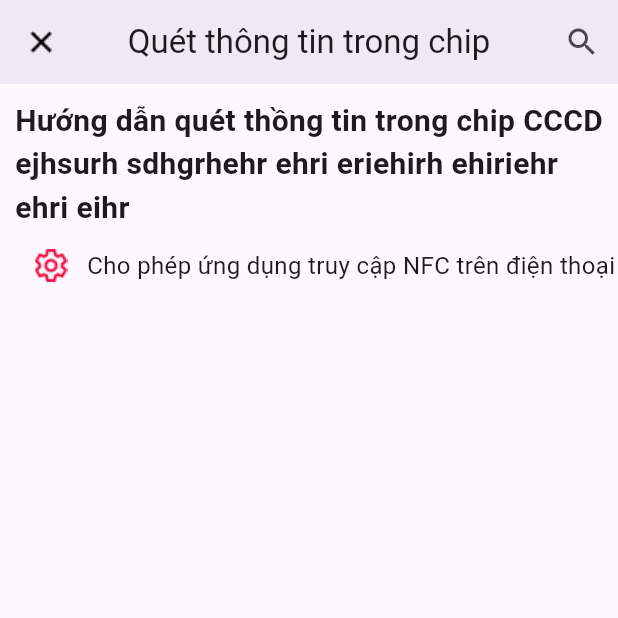
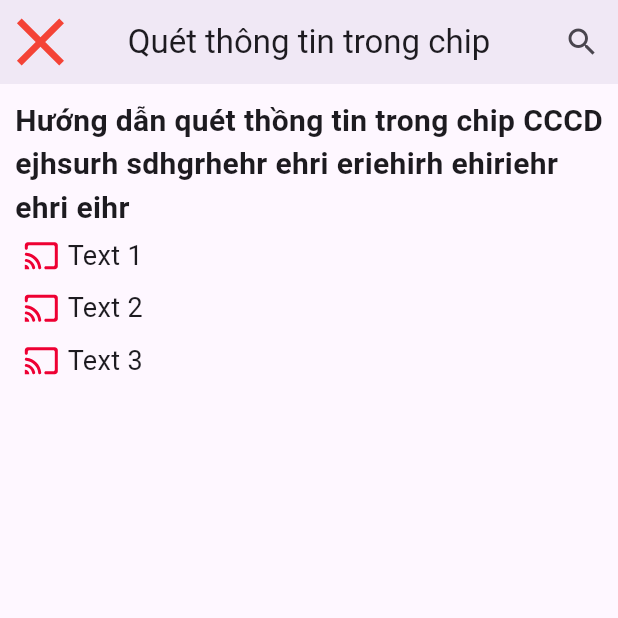
Before and after one commit to sunlight3d/KhoahocFlutterVTCC08-2023, a Flutter app: the screen it shows after launch, on a phone screen of 412 x 824 dp, the top half of it. Run offline on Flutter 3.47's test engine with Material 2 defaults, Android fonts, the phone set to English and light mode, and no system bars; our stand-ins replace flutter_svg.

Commit message:
add code

```diff
--- a/myapp/lib/constants/app_icons.dart
+++ b/myapp/lib/constants/app_icons.dart
@@ -1,7 +1,6 @@
 class AppIcons {
-  static const String ICON_CLOSE = 'assets/icons/close.png';
-  static const String ICON_SETTING = 'assets/icons/setting.png';
-  static const String ICON_SCREEN = 'assets/icons/screen.png';
+  static const String ICON_CLOSE = 'assets/icons/close.svg';
+  static const String ICON_SETTING = 'assets/icons/setting.svg';
+  static const String ICON_SCREEN = 'assets/icons/screen.svg';
   static const String ICON_CLOCK = 'assets/icons/clock.png';
-
 }
--- /dev/null
+++ b/myapp/lib/constants/text_styles.dart
@@ -0,0 +1,7 @@
+import 'package:flutter/material.dart';
+
+class TextStyles {
+  static const TextStyle small = TextStyle(fontSize: 16, fontWeight: FontWeight.normal);
+  static const TextStyle normal = TextStyle(fontSize: 18, fontWeight: FontWeight.normal);
+  static const TextStyle big = TextStyle(fontSize: 20, fontWeight: FontWeight.bold);
+}
--- a/myapp/lib/screens/nfc_scanning_guide/index.dart
+++ b/myapp/lib/screens/nfc_scanning_guide/index.dart
@@ -1,6 +1,8 @@
 
 import 'package:flutter/material.dart';
+import 'package:myapp/constants/text_styles.dart';
 import 'package:myapp/constants/app_icons.dart';
+import 'package:flutter_svg/flutter_svg.dart';
 
 class NFCScanningGuide extends StatefulWidget {
   const NFCScanningGuide({super.key});
@@ -8,18 +10,38 @@ class NFCScanningGuide extends StatefulWidget {
   @override
   State<NFCScanningGuide> createState() => _NFCScanningGuideState();
 }
+class ListItem {
+  final String icon;
+  final String title;
 
+  ListItem(this.icon, this.title);
+}
 class _NFCScanningGuideState extends State<NFCScanningGuide> {
+  final List<ListItem> yourList = [
+    ListItem(AppIcons.ICON_SCREEN, 'Text 1'),
+    ListItem(AppIcons.ICON_SCREEN, 'Text 2'),
+    ListItem(AppIcons.ICON_SCREEN, 'Text 3'),
+  ];
   @override
   Widget build(BuildContext context) {
     return Scaffold(
       appBar: AppBar(
         elevation: 4,
-        leading: IconButton(
-          icon: Image.asset(AppIcons.ICON_CLOSE), // Hình ảnh bên trái
-          onPressed: () {
-            // Xử lý khi ấn vào hình ảnh bên trái
-            print('haha');
+        leading: Builder(
+          builder: (BuildContext context) {
+            return InkWell(
+              child: Container(
+                child: SvgPicture.asset(
+                  AppIcons.ICON_CLOSE,
+                  colorFilter: const ColorFilter.mode(Colors.red, BlendMode.srcIn),
+                ),
+                width: 10,
+                height: 10,
+              ),
+              onTap: (){
+                print("haha");
+              },
+            );
           },
         ),
         centerTitle: true,
@@ -41,22 +63,10 @@ class _NFCScanningGuideState extends State<NFCScanningGuide> {
             children: [
               Text(
                 'Hướng dẫn quét thồng tin trong chip CCCD ejhsurh sdhgrhehr ehri eriehirh ehiriehr ehri eihr',
-                style: TextStyle(fontSize: 20, fontWeight: FontWeight.bold),
+                style: TextStyles.big,
               ),
-              Row(
-                children: [
-                  IconButton(
-                    icon: Image.asset(AppIcons.ICON_SETTING), // Hình ảnh bên trái
-                    onPressed: () {
-                      // Xử lý khi ấn vào hình ảnh bên trái
-                      print('haha');
-                    },
-                  ),
-                  Text(
-                      'Cho phép ứng dụng truy cập NFC trên điện thoại',
-                      style: TextStyle(fontSize: 16),
-                  )
-                ],
+              Column(
+                children: getList(),
               )
             ],
           ),
@@ -65,4 +75,24 @@ class _NFCScanningGuideState extends State<NFCScanningGuide> {
       ),
     );
   }
+  List<Widget> getList() {
+    return yourList.map((item) {
+      return Row(
+        children: [
+          Padding(
+            padding: EdgeInsets.all(5),
+            child: SvgPicture.asset(
+              item.icon,
+            ),
+          ),
+          Expanded(
+            child: Text(
+              item.title,
+              style: TextStyles.normal,
+            ),
+          ),
+        ],
+      );
+    }).toList();
+  }
 }
--- a/myapp/pubspec.yaml
+++ b/myapp/pubspec.yaml
@@ -35,6 +35,7 @@ dependencies:
   # The following adds the Cupertino Icons font to your application.
   # Use with the CupertinoIcons class for iOS style icons.
   cupertino_icons: ^1.0.2
+  flutter_svg: ^2.0.7
 
 dev_dependencies:
   flutter_test:
```
Also changed, not shown: myapp/assets/icons/clock.png (deleted), myapp/assets/icons/clock.svg (added), myapp/assets/icons/close.png (deleted), myapp/assets/icons/close.svg (added), myapp/assets/icons/screen.png (deleted), myapp/assets/icons/screen.svg (added), myapp/assets/icons/setting.png (deleted), myapp/assets/icons/setting.svg (added).
